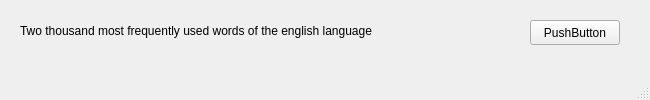
The window that ui/mydesign.ui (arthurstrokov/notepad_reminder_of_English_words) describes before a commit, drawn with Qt 5.
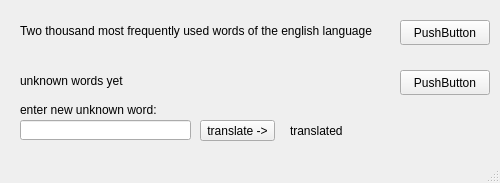
The same window after the commit.

Commit message: up add to ui logic to translate words

The edit to the form file:
```diff
--- a/ui/mydesign.ui
+++ b/ui/mydesign.ui
@@ -6,8 +6,8 @@
    <rect>
     <x>0</x>
     <y>0</y>
-    <width>650</width>
-    <height>100</height>
+    <width>500</width>
+    <height>183</height>
    </rect>
   </property>
   <property name="windowTitle">
@@ -17,7 +17,7 @@
    <widget class="QPushButton" name="pushButton">
     <property name="geometry">
      <rect>
-      <x>530</x>
+      <x>400</x>
       <y>20</y>
       <width>90</width>
       <height>25</height>
@@ -32,7 +32,7 @@
      <rect>
       <x>20</x>
       <y>10</y>
-      <width>501</width>
+      <width>371</width>
       <height>41</height>
      </rect>
     </property>
@@ -40,6 +40,81 @@
      <string>Two thousand most frequently used words of the english language</string>
     </property>
    </widget>
+   <widget class="QPushButton" name="pushButton_2">
+    <property name="geometry">
+     <rect>
+      <x>400</x>
+      <y>70</y>
+      <width>90</width>
+      <height>25</height>
+     </rect>
+    </property>
+    <property name="text">
+     <string>PushButton</string>
+    </property>
+   </widget>
+   <widget class="QLabel" name="label_2">
+    <property name="geometry">
+     <rect>
+      <x>20</x>
+      <y>60</y>
+      <width>371</width>
+      <height>41</height>
+     </rect>
+    </property>
+    <property name="text">
+     <string>unknown words yet</string>
+    </property>
+   </widget>
+   <widget class="QLabel" name="label_3">
+    <property name="geometry">
+     <rect>
+      <x>20</x>
+      <y>100</y>
+      <width>181</width>
+      <height>20</height>
+     </rect>
+    </property>
+    <property name="text">
+     <string>enter new unknown word:</string>
+    </property>
+   </widget>
+   <widget class="QLineEdit" name="lineEdit">
+    <property name="geometry">
+     <rect>
+      <x>20</x>
+      <y>120</y>
+      <width>171</width>
+      <height>20</height>
+     </rect>
+    </property>
+   </widget>
+   <widget class="QPushButton" name="pushButton_3">
+    <property name="geometry">
+     <rect>
+      <x>200</x>
+      <y>120</y>
+      <width>75</width>
+      <height>21</height>
+     </rect>
+    </property>
+    <property name="text">
+     <string>translate -&gt;</string>
+    </property>
+   </widget>
+   <widget class="QLabel" name="label_4">
+    <property name="geometry">
+     <rect>
+      <x>290</x>
+      <y>120</y>
+      <width>201</width>
+      <height>21</height>
+     </rect>
+    </property>
+    <property name="text">
+     <string>translated</string>
+    </property>
+   </widget>
   </widget>
   <widget class="QMenuBar" name="menubar">
    <property name="geometry">
```
Left out of the diff: 4 changed lines with no effect on the pictures. The commit also changes 6 other files.
